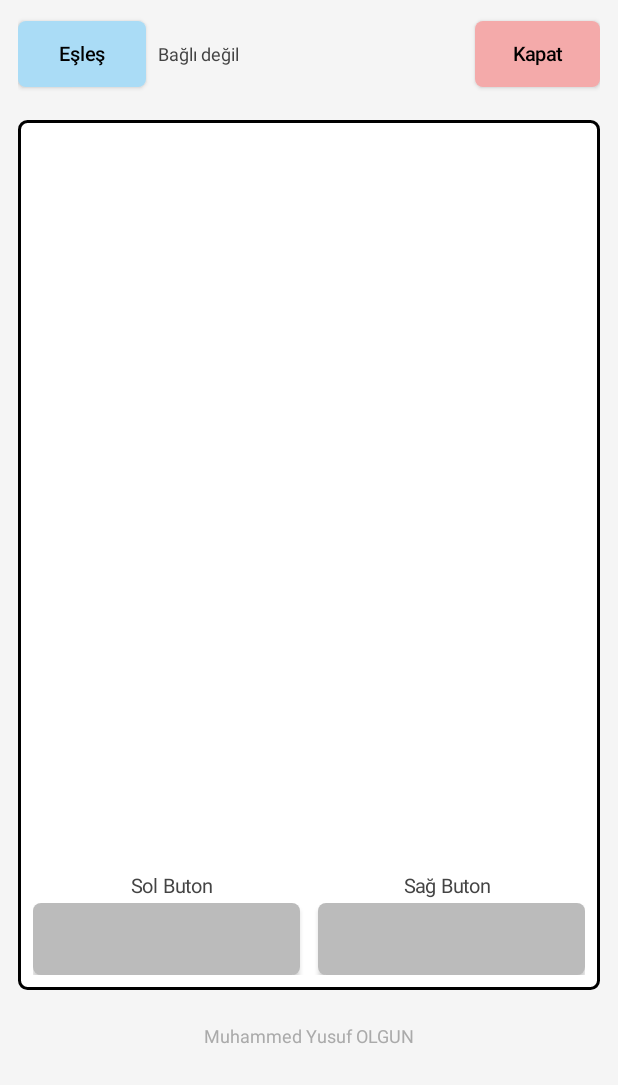
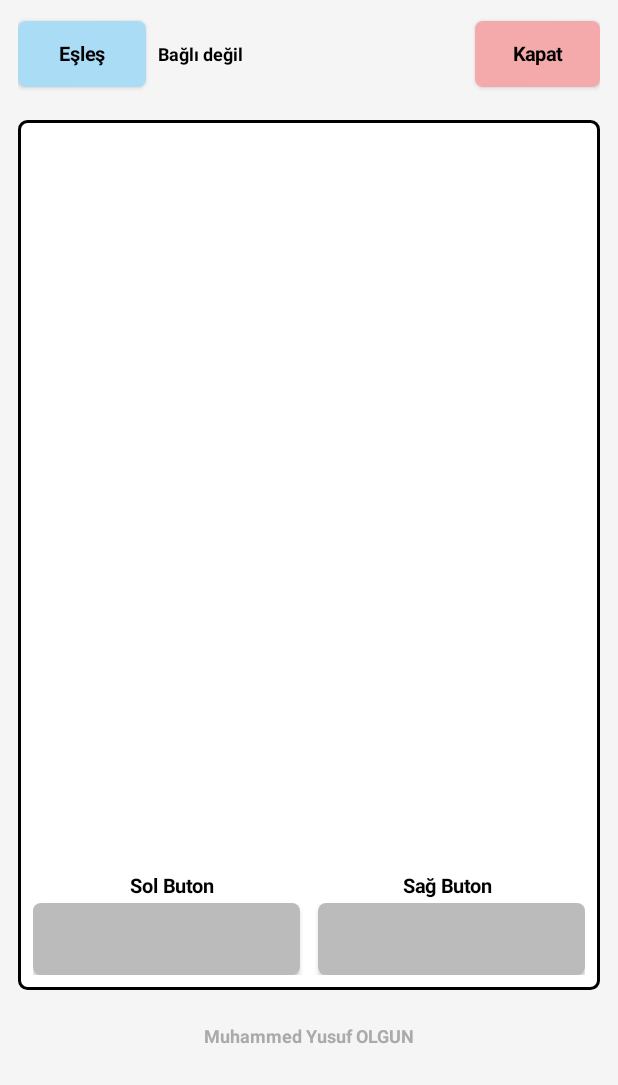
Before and after one commit to muhammedyusufolgun/Mouse, an Android app: the screen it shows after launch (MainActivity), on a phone screen of 412 x 824 dp, the part 151-1236 px from its top. Run offline under Robolectric (Android 15) with nearby library versions, the phone set to English and light mode, and no system bars.

Commit message:
Make button labels bold black and align directly above buttons

```diff
--- a/app/src/main/java/com/olgun/mouse/MainActivity.java
+++ b/app/src/main/java/com/olgun/mouse/MainActivity.java
@@ -66,7 +66,7 @@ public class MainActivity extends Activity {
     private int dp(int v){return (int)(v*getResources().getDisplayMetrics().density+0.5f);}
     private Button button(String text,int color) {
         Button b=new Button(this);b.setText(text);b.setTextColor(Color.BLACK);b.setAllCaps(false);
-        b.setTextSize(13);b.setPadding(dp(5),0,dp(5),0);b.setBackground(bg(color,0));return b;
+        b.setTextSize(13);b.setTypeface(null,Typeface.BOLD);b.setPadding(dp(5),0,dp(5),0);b.setBackground(bg(color,0));return b;
     }
     private void buildUi() {
         LinearLayout root=new LinearLayout(this);root.setOrientation(1);root.setPadding(dp(12),dp(35),dp(12),dp(10));
@@ -78,7 +78,7 @@ public class MainActivity extends Activity {
         LinearLayout.LayoutParams rp=new LinearLayout.LayoutParams(-1,dp(56));rp.topMargin=dp(8);root.addView(row,rp);
         Button pair=button("Eşleş",0xFFAADCF6);row.addView(pair,new LinearLayout.LayoutParams(dp(85),dp(44)));
         pair.setOnClickListener(v->chooseDevice());
-        deviceLabel=new TextView(this);deviceLabel.setTextSize(12);deviceLabel.setTextColor(Color.DKGRAY);
+        deviceLabel=new TextView(this);deviceLabel.setTextSize(12);deviceLabel.setTextColor(Color.BLACK);deviceLabel.setTypeface(null,Typeface.BOLD);
         deviceLabel.setGravity(Gravity.CENTER_VERTICAL);deviceLabel.setPadding(dp(8),0,dp(4),0);
         row.addView(deviceLabel,new LinearLayout.LayoutParams(0,-1,1));
         closeButton=button("Kapat",0xFFF4AAAA);row.addView(closeButton,new LinearLayout.LayoutParams(dp(83),dp(44)));
@@ -121,7 +121,7 @@ public class MainActivity extends Activity {
         LinearLayout.LayoutParams fp=new LinearLayout.LayoutParams(-1,dp(45));fp.topMargin=dp(8);root.addView(footer,fp);
         updateStatus();
     }
-    private TextView label(String s){TextView t=new TextView(this);t.setText(s);t.setTextSize(13);t.setTextColor(Color.DKGRAY);t.setGravity(Gravity.CENTER);return t;}
+    private TextView label(String s){TextView t=new TextView(this);t.setText(s);t.setTextSize(13);t.setTextColor(Color.BLACK);t.setTypeface(null,Typeface.BOLD);t.setGravity(Gravity.CENTER);return t;}
     private void bindClick(Button b,int mask){
         b.setOnTouchListener((v,e)->{
             if(e.getActionMasked()==MotionEvent.ACTION_DOWN){buttons|=mask;b.setBackground(bg(0xFFE4E4E4,0));report(0,0,0);return true;}
```
